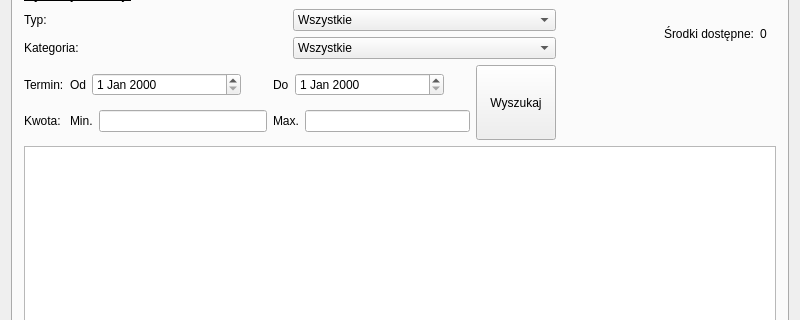
Old version of the form wydatnik.ui in the repository peter890/Wydatnik; both pictures show x 0 to 800 and y 123 to 443 of the 800 by 600 pixel window.
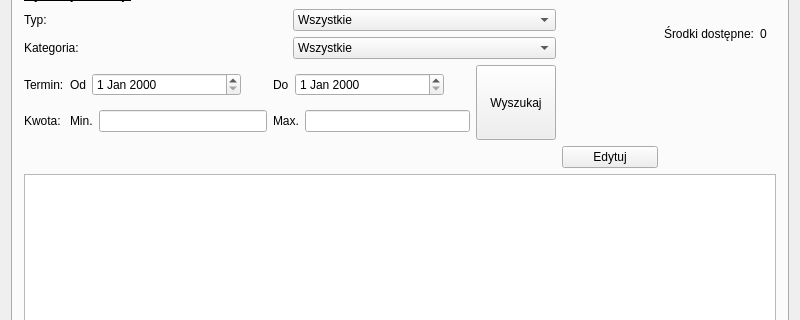
New version of the form. Icons and pictures are not drawn. Custom widgets are drawn as their Qt base class.

Commit message: pierwsza poprawnie działająca wersja. Dodano mozliwosc edytowania. Zamieniono QViewTable na własną klase MyTableWidget: public QTableWidget

Patch:
```diff
--- a/wydatnik.ui
+++ b/wydatnik.ui
@@ -152,7 +152,7 @@
           </item>
          </layout>
         </item>
-        <item row="2" column="0">
+        <item row="3" column="0">
          <layout class="QHBoxLayout" name="horizontalLayout_11">
           <item>
            <layout class="QVBoxLayout" name="verticalLayout">
@@ -326,10 +326,7 @@
           </item>
          </layout>
         </item>
-        <item row="3" column="0" colspan="3">
-         <widget class="QTableView" name="tableView"/>
-        </item>
-        <item row="2" column="1" colspan="2">
+        <item row="3" column="1" colspan="2">
          <spacer name="horizontalSpacer_2">
           <property name="orientation">
            <enum>Qt::Horizontal</enum>
@@ -342,6 +339,16 @@
           </property>
          </spacer>
         </item>
+        <item row="5" column="0" colspan="3">
+         <widget class="MyTableWidget" name="tableWidget"/>
+        </item>
+        <item row="4" column="1">
+         <widget class="QPushButton" name="Button_edytuj">
+          <property name="text">
+           <string>Edytuj</string>
+          </property>
+         </widget>
+        </item>
        </layout>
       </widget>
       <widget class="QWidget" name="tab_2">
@@ -359,7 +366,7 @@
      <x>0</x>
      <y>0</y>
      <width>800</width>
-     <height>21</height>
+     <height>23</height>
     </rect>
    </property>
    <widget class="QMenu" name="menuPlik">
@@ -436,6 +443,11 @@
    <extends>QLabel</extends>
    <header>mylabel.h</header>
   </customwidget>
+  <customwidget>
+   <class>MyTableWidget</class>
+   <extends>QTableWidget</extends>
+   <header location="global">mytablewidget.h</header>
+  </customwidget>
  </customwidgets>
  <resources>
   <include location="icons/ikony.qrc"/>
```
The commit also changes 23 other files.
